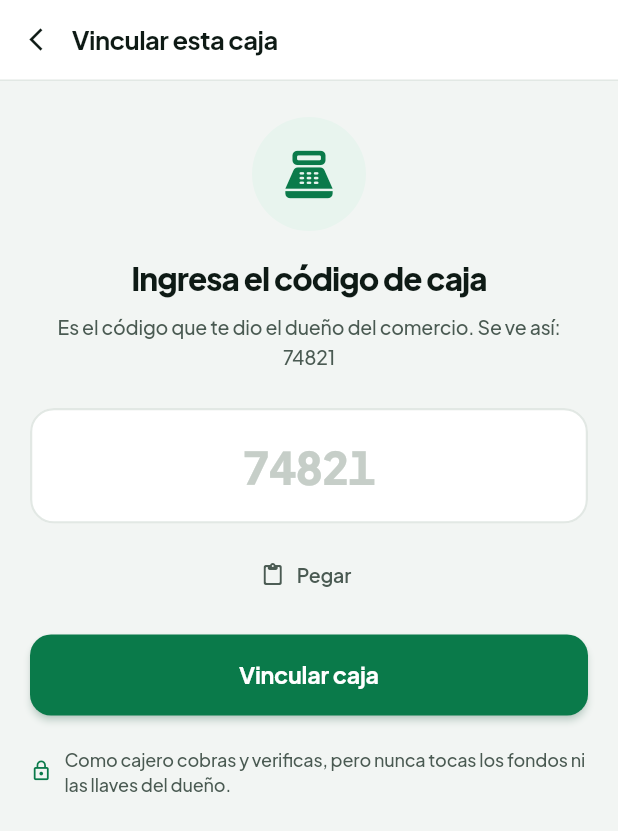
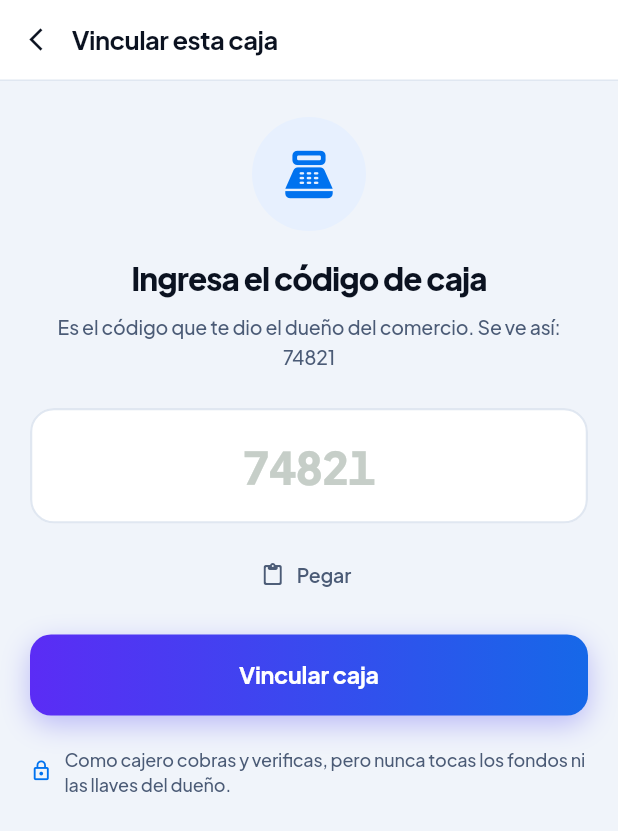
Before and after one commit to SOLUTI0N-TECH/waliki, a Flutter app: the screen it shows after launch, after a tap on "Soy cajero", on a phone screen of 412 x 824 dp. Shown: the top 831 px of the screen. Run offline on Flutter 3.47's test engine with Material 3 defaults, Android fonts, the phone set to English and light mode, and no system bars; our stand-ins replace qr_flutter, shared_preferences; missing offline and left inert: reown_appkit; network calls fail.

Commit message:
feat: identidad de marca — logo, paleta y icono de la app
La paleta sale muestreada del archivo del logo, no estimada a ojo: violeta
#6D2FF8, indigo #3D32F1, azul #0072EF, cian #03BAE5, teal #33D0D4 y navy
#031740. Los neutros pasan de tener matiz verde a matiz azul para acompanar al
navy en vez de pelearse con el.

- design/brand/: el original mas symbol.png y lockup.png con el fondo
  recortado por desmultiplicacion contra blanco, asi no queda halo sobre fondos
  oscuros. Se usa la version sin el lema.
- el logo entra en la barra superior, en la bienvenida y en la pantalla de PIN.
  Donde el logo ya es el heroe, la barra va sin marca: no se enuncia la marca
  dos veces en la misma pantalla.
- boton principal con el degradado de la marca, oscurecido en el extremo azul
  para que el texto blanco mantenga 4.5:1.
- pantalla de pago recibido: el degradado de la marca anclado en navy, por la
  misma razon — el cian puro deja el texto blanco en 2.3:1, ilegible.
- violeta era el color de los mockups de fase 2/3; como ahora es color de
  marca, esos distintivos pasan a un gris azulado (kConcept).
- Android: icono legacy en las cinco densidades, adaptive icon con fondo
  blanco, y splash con la marca centrada. Antes estaba el generico de Flutter.
- web: mismos tokens, marca en la cabecera, favicon y apple-touch-icon.

Co-Authored-By: Claude Opus 5 (1M context) <noreply@anthropic.com>

```diff
--- a/app/lib/screens/cobrar.dart
+++ b/app/lib/screens/cobrar.dart
@@ -381,8 +381,8 @@ class _CobrarScreenState extends State<CobrarScreen> {
             gradient: LinearGradient(
               begin: Alignment.topCenter,
               end: Alignment.bottomCenter,
-              colors: [kSuccessTop, kBrand, kSuccessBottom],
-              stops: [0, 0.62, 1],
+              colors: [kSuccessTop, kSuccessMid, kSuccessBottom],
+              stops: [0, 0.55, 1],
             ),
           ),
           child: SafeArea(
--- a/app/lib/screens/welcome.dart
+++ b/app/lib/screens/welcome.dart
@@ -38,24 +38,21 @@ class _WelcomeScreenState extends State<WelcomeScreen> {
   Widget build(BuildContext context) {
     final session = widget.session;
     return Scaffold(
-      appBar: const WalikiBar(),
+      appBar: const WalikiBar(mark: false),
       body: SafeArea(
         child: SingleChildScrollView(
           padding: const EdgeInsets.fromLTRB(24, 28, 24, 28),
           child: Column(
             crossAxisAlignment: CrossAxisAlignment.stretch,
             children: [
-              Text(
-                'waliki',
-                textAlign: TextAlign.center,
-                style: wk(
-                  size: 44,
-                  weight: 800,
-                  color: kBrandInk,
-                  tracking: -0.035,
+              Center(
+                child: Image.asset(
+                  'assets/brand/lockup.png',
+                  width: 208,
+                  filterQuality: FilterQuality.medium,
                 ),
               ),
-              const SizedBox(height: 6),
+              const SizedBox(height: 10),
               Text(
                 'Cobra en USDT, sin custodios',
                 textAlign: TextAlign.center,
--- a/app/lib/ui.dart
+++ b/app/lib/ui.dart
@@ -1,38 +1,61 @@
 import 'package:flutter/material.dart';
 import 'package:flutter/services.dart';
 
-// ── Design tokens ────────────────────────────────────────────────────────
-// Same palette and type scale as the web app, so the product reads as one.
-const kBrand = Color(0xFF0A7A4A);
-const kBrandInk = Color(0xFF075C37);
-const kBrandTint = Color(0xFFE8F4EE);
-const kSuccessTop = Color(0xFF12A862);
-const kSuccessBottom = Color(0xFF086A41);
-const kInk = Color(0xFF0E1A15);
-const kInkSoft = Color(0xFF4A5A52);
+// ── Design tokens ──────────────────────────────────────────────
+// Sampled straight from the logo (design/brand/logo-source.jpg): the mark runs
+// violet to cyan and the wordmark is navy. Same values as the web app, so the
+// product reads as one.
+const kBrandViolet = Color(0xFF6D2FF8);
+const kBrandIndigo = Color(0xFF3D32F1);
+const kBrand = Color(0xFF0072EF);
+const kBrandCyan = Color(0xFF03BAE5);
+const kBrandTeal = Color(0xFF33D0D4);
+const kBrandInk = Color(0xFF031740);
+const kBrandTint = Color(0xFFE7F0FE);
+const kCyanTint = Color(0xFFE0F7FA);
+
+/// The mark's own gradient, for the surfaces that carry the brand.
+const kBrandGradient = LinearGradient(
+  begin: Alignment.centerLeft,
+  end: Alignment.centerRight,
+  colors: [kBrandViolet, kBrand, kBrandCyan],
+);
+
+/// Same run, darkened at the far end so white text keeps its contrast. Used
+/// where type sits on top of it: the primary button and the paid screen.
+const kActionGradient = LinearGradient(
+  begin: Alignment.centerLeft,
+  end: Alignment.centerRight,
+  colors: [Color(0xFF5B2CF5), Color(0xFF1668E8)],
+);
+
+// Neutrals carry a blue cast now, to sit under the navy rather than fight it.
+const kInk = Color(0xFF0B1220);
+const kInkSoft = Color(0xFF4B5B76);
 const kSurface = Color(0xFFFFFFFF);
-const kSurface2 = Color(0xFFF4F7F5);
-const kPage = Color(0xFFF2F5F3);
-const kLine = Color(0xFFE2E8E4);
-const kAmber = Color(0xFFA35A08);
-const kAmberTint = Color(0xFFFBF1E4);
-const kViolet = Color(0xFF6D28D9);
-const kVioletTint = Color(0xFFF1EBFC);
+const kSurface2 = Color(0xFFF2F6FC);
+const kPage = Color(0xFFF0F4FA);
+const kLine = Color(0xFFE0E7F1);
+const kDisabled = Color(0xFFDCE3EE);
+const kDisabledInk = Color(0xFF97A3B8);
+
+// The paid screen: the brand run, anchored in navy so every white label on it
+// clears 4.5:1.
+const kSuccessTop = kBrandViolet;
+const kSuccessMid = Color(0xFF1B4FE8);
+const kSuccessBottom = Color(0xFF041B4D);
+
+const kAmber = Color(0xFF9A5B00);
+const kAmberTint = Color(0xFFFDF2E3);
+// Violet belongs to the brand now, so mockup markers moved to a quiet slate.
+const kConcept = Color(0xFF5B6B8C);
+const kConceptTint = Color(0xFFEEF1F7);
 // Loading placeholders: a shade below the page so the shapes read as absent
 // content, plus the highlight the shimmer sweeps across them.
-const kSkeleton = Color(0xFFE3EAE6);
-const kSkeletonGlow = Color(0xFFF5F8F6);
+const kSkeleton = Color(0xFFE2E9F4);
+const kSkeletonGlow = Color(0xFFF6F9FD);
 const kDanger = Color(0xFFC62A2A);
 const kDangerTint = Color(0xFFFDECEB);
-
-// Legacy aliases kept so existing screens keep compiling
-const kGreen = kBrand;
-const kGreenBright = kSuccessTop;
-const kGreenDark = kBrandInk;
-const kMuted = kInkSoft;
-const kBg = kPage;
-const kAmberBg = kAmberTint;
-const kRed = kDanger;
 
 /// Variable-font text style. Weight rides the `wght` axis so every weight
 /// comes from one bundled file.
@@ -100,7 +123,7 @@ class ConceptChip extends StatelessWidget {
     padding: const EdgeInsets.fromLTRB(8, 4, 10, 4),
     margin: const EdgeInsets.only(right: 8),
     decoration: BoxDecoration(
-      color: kVioletTint,
+      color: kConceptTint,
       borderRadius: BorderRadius.circular(999),
     ),
     child: Row(
@@ -111,11 +134,11 @@ class ConceptChip extends StatelessWidget {
           height: 6,
           decoration: const BoxDecoration(
             shape: BoxShape.circle,
-            color: kViolet,
+            color: kConcept,
           ),
         ),
         const SizedBox(width: 6),
-        Text(label, style: wk(size: 11.5, weight: 700, color: kViolet)),
+        Text(label, style: wk(size: 11.5, weight: 700, color: kConcept)),
       ],
     ),
   );
@@ -131,11 +154,16 @@ class WalikiBar extends StatelessWidget implements PreferredSizeWidget {
   final bool back;
   final List<Widget> actions;
 
+  /// Screens that already show the logo as their hero pass false, so the brand
+  /// is not stated twice on one screen.
+  final bool mark;
+
   const WalikiBar({
     super.key,
     this.title,
     this.back = false,
     this.actions = const [],
+    this.mark = true,
   });
 
   static const double barHeight = 54;
@@ -178,18 +206,15 @@ class WalikiBar extends StatelessWidget implements PreferredSizeWidget {
                 )
               else
                 const SizedBox(width: 18),
-              if (title == null) ...[
-                Container(
-                  width: 9,
-                  height: 9,
-                  decoration: const BoxDecoration(
-                    shape: BoxShape.circle,
-                    color: kBrand,
+              if (title == null && mark) ...[
+                Image.asset(
+                  'assets/brand/symbol.png',
+                  height: 26,
+                  filterQuality: FilterQuality.medium,
                 ),
-                ),
-                const SizedBox(width: 7),
+                const SizedBox(width: 9),
                 Text(
-                  'waliki',
+                  'Waliki',
                   style: wk(
                     size: 19,
                     weight: 800,
@@ -197,7 +222,7 @@ class WalikiBar extends StatelessWidget implements PreferredSizeWidget {
                     tracking: -0.03,
                   ),
                 ),
-              ] else
+              ] else if (title != null)
                 Text(title!, style: wk(size: 17, weight: 700, tracking: -0.02)),
               const Spacer(),
               ...actions,
@@ -287,39 +312,59 @@ class WChip extends StatelessWidget {
 class PrimaryButton extends StatelessWidget {
   final String label;
   final VoidCallback? onTap;
-  final Color color;
+
+  /// A solid colour overrides the brand gradient — used where the button sits
+  /// on top of the gradient itself and has to invert.
+  final Color? color;
   final Color fg;
   const PrimaryButton(
     this.label, {
     super.key,
     this.onTap,
-    this.color = kBrand,
+    this.color,
     this.fg = Colors.white,
   });
 
   @override
-  Widget build(BuildContext context) => SizedBox(
+  Widget build(BuildContext context) {
+    final enabled = onTap != null;
+    final radius = BorderRadius.circular(14);
+    return SizedBox(
       width: double.infinity,
       height: 54,
-    child: FilledButton(
-      style: FilledButton.styleFrom(
-        backgroundColor: color,
-        foregroundColor: fg,
-        disabledBackgroundColor: const Color(0xFFDBE2DD),
-        disabledForegroundColor: const Color(0xFF8B978F),
-        elevation: onTap == null ? 0 : 2,
-        shadowColor: color.withValues(alpha: 0.45),
-        shape: RoundedRectangleBorder(borderRadius: BorderRadius.circular(14)),
+      child: DecoratedBox(
+        decoration: BoxDecoration(
+          borderRadius: radius,
+          gradient: enabled && color == null ? kActionGradient : null,
+          color: !enabled ? kDisabled : color,
+          boxShadow: enabled
+              ? [
+                  BoxShadow(
+                    color: (color ?? kBrandIndigo).withValues(alpha: 0.3),
+                    blurRadius: 16,
+                    offset: const Offset(0, 6),
                   ),
-      onPressed: onTap,
+                ]
+              : null,
+        ),
+        child: Material(
+          color: Colors.transparent,
+          child: InkWell(
+            borderRadius: radius,
+            onTap: onTap,
+            child: Center(
               child: Text(
                 label,
                 style: wk(
                   size: 15.5,
                   weight: 700,
-          color: onTap == null ? const Color(0xFF8B978F) : fg,
+                  color: enabled ? fg : kDisabledInk,
+                ),
+              ),
+            ),
           ),
         ),
       ),
     );
   }
+}
--- a/app/lib/wallet.dart
+++ b/app/lib/wallet.dart
@@ -53,7 +53,7 @@ class Wallet {
         name: 'Waliki',
         description: 'Cobros en USDT sin custodia',
         url: 'https://waliki-gules.vercel.app',
-        icons: ['https://waliki-gules.vercel.app/favicon.svg'],
+        icons: ['https://waliki-gules.vercel.app/favicon.png'],
         redirect: Redirect(native: 'waliki://', universal: null),
       ),
       optionalNamespaces: {
--- a/app/pubspec.yaml
+++ b/app/pubspec.yaml
@@ -66,6 +66,9 @@ flutter:
 
   # Bundled (not fetched at runtime) so the demo works with no connectivity.
   # Both are variable fonts; weights are selected with FontVariation in ui.dart.
+  assets:
+    - assets/brand/
+
   fonts:
     - family: PlusJakartaSans
       fonts:
```
Also changed, not shown: app/lib/main.dart (+7 -11 lines), app/lib/screens/concepto.dart (+22 -22 lines), app/lib/screens/crear_comercio.dart (+6 -1 lines), app/lib/screens/home.dart (+6 -5 lines), app/assets/brand/lockup.png (added), app/assets/brand/symbol.png (added), design/brand/lockup.png (added), design/brand/logo-source.jpg (added), design/brand/symbol.png (added), 24 other files. Lines whose indentation alone changed are shown as unchanged.
